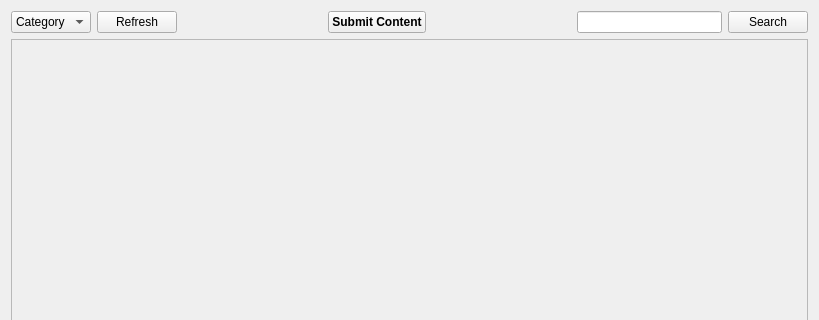
Before: the Qt Designer form BaseClient/Source/Page.ui in WorksAhead/Base, drawn with Qt 5; both pictures show x 0 to 819 and y 0 to 320 of the 819 by 655 pixel window.
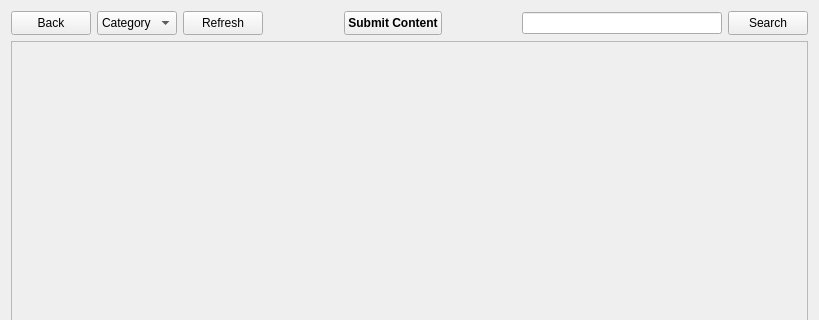
After: the same form once the commit is applied. Icons and pictures are not drawn.

Diff of the .ui file:
```diff
--- a/BaseClient/Source/Page.ui
+++ b/BaseClient/Source/Page.ui
@@ -12,9 +12,47 @@
   </property>
   <layout class="QVBoxLayout" name="verticalLayout">
    <item>
-    <layout class="QHBoxLayout" name="horizontalLayout" stretch="0,0,1,0,1,1,0">
+    <layout class="QHBoxLayout" name="horizontalLayout" stretch="0,0,0,1,0,1,1,0">
+     <item>
+      <widget class="QPushButton" name="backButton">
+       <property name="enabled">
+        <bool>true</bool>
+       </property>
+       <property name="minimumSize">
+        <size>
+         <width>0</width>
+         <height>24</height>
+        </size>
+       </property>
+       <property name="maximumSize">
+        <size>
+         <width>16777215</width>
+         <height>24</height>
+        </size>
+       </property>
+       <property name="text">
+        <string>Back</string>
+       </property>
+       <property name="icon">
+        <iconset resource="../Resources/BaseClient.qrc">
+         <normaloff>:/Icons/IndicatorArrowLeft.png</normaloff>:/Icons/IndicatorArrowLeft.png</iconset>
+       </property>
+      </widget>
+     </item>
      <item>
       <widget class="QComboBox" name="categoryBox">
+       <property name="minimumSize">
+        <size>
+         <width>0</width>
+         <height>24</height>
+        </size>
+       </property>
+       <property name="maximumSize">
+        <size>
+         <width>16777215</width>
+         <height>24</height>
+        </size>
+       </property>
        <item>
         <property name="text">
          <string>Category</string>
@@ -24,6 +62,18 @@
      </item>
      <item>
       <widget class="QPushButton" name="refreshButton">
+       <property name="minimumSize">
+        <size>
+         <width>0</width>
+         <height>24</height>
+        </size>
+       </property>
+       <property name="maximumSize">
+        <size>
+         <width>16777215</width>
+         <height>24</height>
+        </size>
+       </property>
        <property name="text">
         <string>Refresh</string>
        </property>
@@ -44,6 +94,18 @@
      </item>
      <item>
       <widget class="QPushButton" name="submitButton">
+       <property name="minimumSize">
+        <size>
+         <width>0</width>
+         <height>24</height>
+        </size>
+       </property>
+       <property name="maximumSize">
+        <size>
+         <width>16777215</width>
+         <height>24</height>
+        </size>
+       </property>
        <property name="font">
         <font>
          <weight>75</weight>
@@ -76,10 +138,34 @@
          <verstretch>0</verstretch>
         </sizepolicy>
        </property>
+       <property name="minimumSize">
+        <size>
+         <width>200</width>
+         <height>0</height>
+        </size>
+       </property>
+       <property name="maximumSize">
+        <size>
+         <width>200</width>
+         <height>16777215</height>
+        </size>
+       </property>
       </widget>
      </item>
      <item>
       <widget class="QPushButton" name="searchButton">
+       <property name="minimumSize">
+        <size>
+         <width>0</width>
+         <height>24</height>
+        </size>
+       </property>
+       <property name="maximumSize">
+        <size>
+         <width>16777215</width>
+         <height>24</height>
+        </size>
+       </property>
        <property name="text">
         <string>Search</string>
        </property>
@@ -88,22 +174,81 @@
     </layout>
    </item>
    <item>
-    <widget class="QScrollArea" name="scrollArea">
-     <property name="horizontalScrollBarPolicy">
-      <enum>Qt::ScrollBarAlwaysOff</enum>
-     </property>
-     <property name="widgetResizable">
-      <bool>true</bool>
-     </property>
-     <widget class="QWidget" name="scrollAreaWidgetContents">
-      <property name="geometry">
-       <rect>
-        <x>0</x>
-        <y>0</y>
-        <width>799</width>
-        <height>604</height>
-       </rect>
-      </property>
+    <widget class="QStackedWidget" name="stackedWidget">
+     <widget class="QWidget" name="page1">
+      <layout class="QGridLayout" name="gridLayout">
+       <property name="leftMargin">
+        <number>0</number>
+       </property>
+       <property name="topMargin">
+        <number>0</number>
+       </property>
+       <property name="rightMargin">
+        <number>0</number>
+       </property>
+       <property name="bottomMargin">
+        <number>0</number>
+       </property>
+       <property name="spacing">
+        <number>0</number>
+       </property>
+       <item row="0" column="0">
+        <widget class="QScrollArea" name="scrollArea1">
+         <property name="horizontalScrollBarPolicy">
+          <enum>Qt::ScrollBarAlwaysOff</enum>
+         </property>
+         <property name="widgetResizable">
+          <bool>true</bool>
+         </property>
+         <widget class="QWidget" name="scrollAreaWidgetContents">
+          <property name="geometry">
+           <rect>
+            <x>0</x>
+            <y>0</y>
+            <width>799</width>
+            <height>603</height>
+           </rect>
+          </property>
+         </widget>
+        </widget>
+       </item>
+      </layout>
+     </widget>
+     <widget class="QWidget" name="page2">
+      <layout class="QGridLayout" name="gridLayout_2">
+       <property name="leftMargin">
+        <number>0</number>
+       </property>
+       <property name="topMargin">
+        <number>0</number>
+       </property>
+       <property name="rightMargin">
+        <number>0</number>
+       </property>
+       <property name="bottomMargin">
+        <number>0</number>
+       </property>
+       <property name="spacing">
+        <number>0</number>
+       </property>
+       <item row="0" column="0">
+        <widget class="QScrollArea" name="scrollArea2">
+         <property name="widgetResizable">
+          <bool>true</bool>
+         </property>
+         <widget class="QWidget" name="scrollAreaWidgetContents_2">
+          <property name="geometry">
+           <rect>
+            <x>0</x>
+            <y>0</y>
+            <width>98</width>
+            <height>28</height>
+           </rect>
+          </property>
+         </widget>
+        </widget>
+       </item>
+      </layout>
      </widget>
     </widget>
    </item>
```
Left out of the diff: 4 changed lines with no effect on the pictures.
